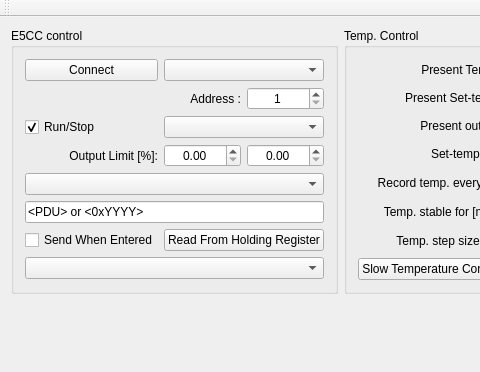
Before: the Qt Designer form mainwindow.ui in TripletESR/Omron_PID, drawn with Qt 5; both pictures show x 0 to 480 and y 0 to 372 of the 715 by 681 pixel window.
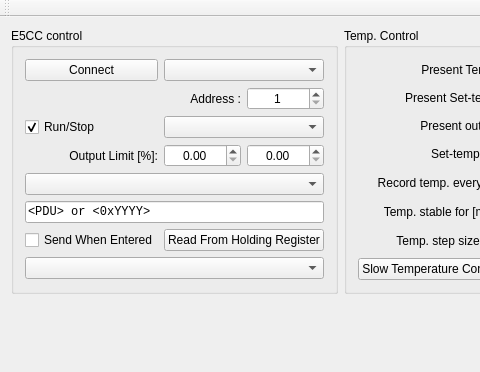
After: the same form once the commit is applied. Custom widgets are drawn as their Qt base class.

Commit message: interface impovement

```diff
--- a/mainwindow.ui
+++ b/mainwindow.ui
@@ -295,6 +295,11 @@
        </item>
        <item row="6" column="0" colspan="3">
         <widget class="QLineEdit" name="lineEdit_Cmd">
+         <property name="font">
+          <font>
+           <family>Courier New</family>
+          </font>
+         </property>
          <property name="text">
           <string>&lt;PDU&gt; or &lt;0xYYYY&gt;</string>
          </property>
```
Left out of the diff: 11 changed lines with no effect on the pictures. The commit also changes 1 other file.
